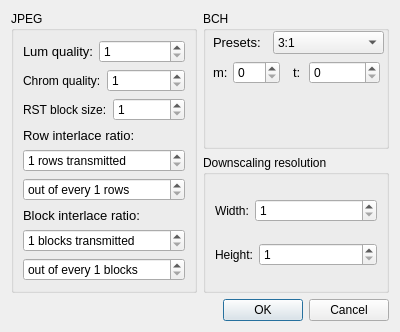
snikulov/vidstream, file Corrupt/settingsdialog.ui: the form before one commit.
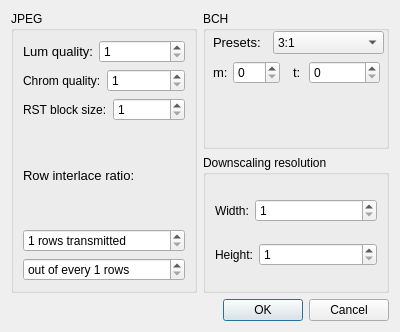
The form after the commit.

Diff of the .ui file:
```diff
--- a/Corrupt/settingsdialog.ui
+++ b/Corrupt/settingsdialog.ui
@@ -339,50 +339,6 @@
         </property>
        </widget>
       </item>
-      <item>
-       <widget class="QLabel" name="label_6">
-        <property name="font">
-         <font>
-          <pointsize>10</pointsize>
-         </font>
-        </property>
-        <property name="text">
-         <string>Block interlace ratio:</string>
-        </property>
-       </widget>
-      </item>
-      <item>
-       <widget class="QSpinBox" name="blocksNumSpinBox">
-        <property name="suffix">
-         <string> blocks transmitted</string>
-        </property>
-        <property name="prefix">
-         <string/>
-        </property>
-        <property name="minimum">
-         <number>1</number>
-        </property>
-        <property name="maximum">
-         <number>20</number>
-        </property>
-       </widget>
-      </item>
-      <item>
-       <widget class="QSpinBox" name="blocksDenomSpinBox">
-        <property name="suffix">
-         <string> blocks</string>
-        </property>
-        <property name="prefix">
-         <string>out of every </string>
-        </property>
-        <property name="minimum">
-         <number>1</number>
-        </property>
-        <property name="maximum">
-         <number>20</number>
-        </property>
-       </widget>
-      </item>
      </layout>
     </widget>
    </item>
```
